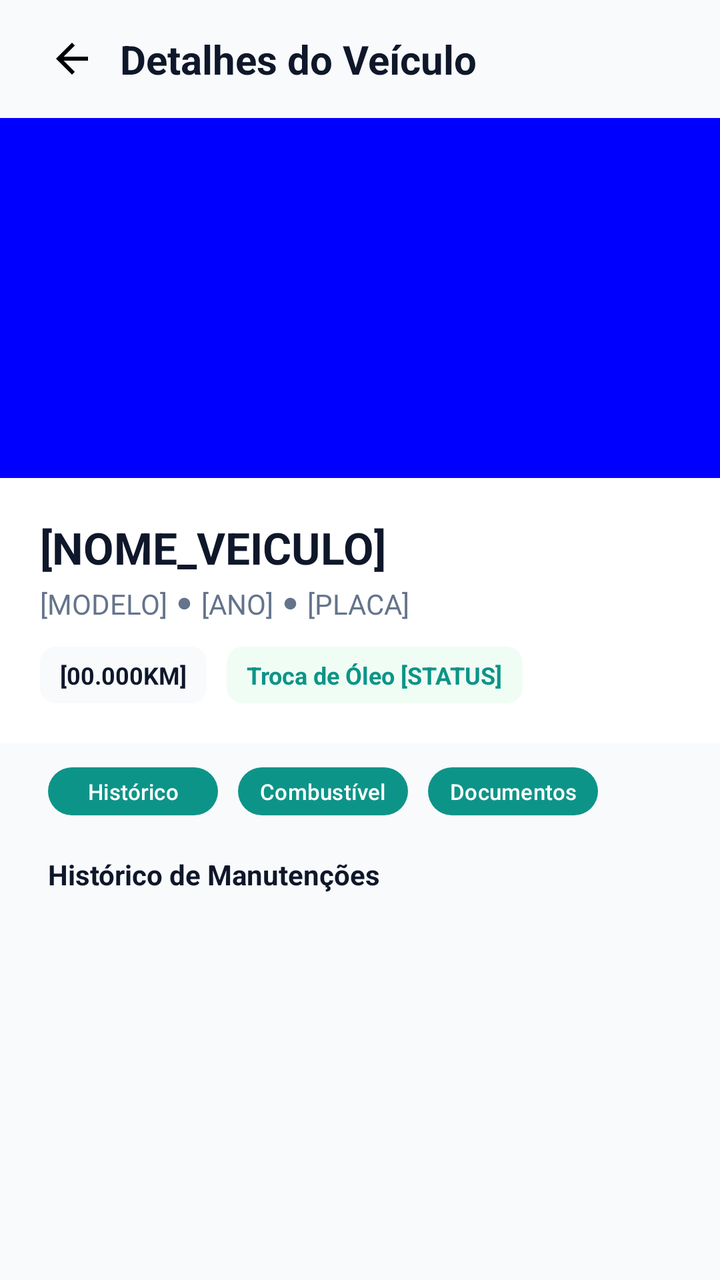
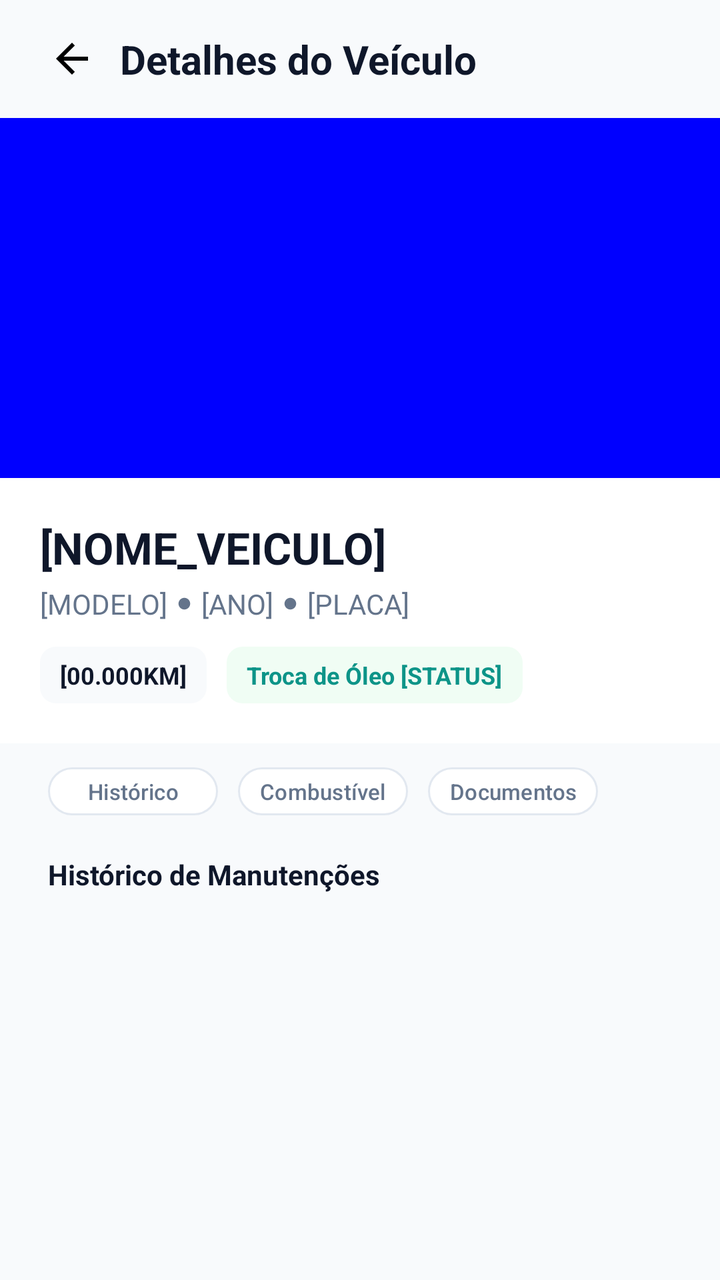

Before-and-after screenshots of an Android layout around one commit, followed by the original layout XML and the change that was made.
<!-- AndroidManifest.xml: application theme Theme.Virabraking -->
<!-- res/layout/activity_detalhes_veiculo.xml -->
<?xml version="1.0" encoding="utf-8"?>
<androidx.constraintlayout.widget.ConstraintLayout xmlns:android="http://schemas.android.com/apk/res/android"
    xmlns:app="http://schemas.android.com/apk/res-auto"
    xmlns:tools="http://schemas.android.com/tools"
    android:layout_width="match_parent"
    android:layout_height="match_parent"
    android:background="#f8fafc"
    tools:context=".DetalhesVeiculo">

    <LinearLayout
        android:layout_width="match_parent"
        android:layout_height="match_parent"
        android:orientation="vertical">

        <LinearLayout
            android:layout_width="match_parent"
            android:layout_height="wrap_content"
            android:gravity="center_vertical"
            android:paddingVertical="16dp"
            android:paddingHorizontal="24dp">

            <ImageButton
                android:id="@+id/iBtnVoltar"
                android:layout_width="wrap_content"
                android:layout_height="wrap_content"
                android:src="@drawable/vetor_seta_voltar"
                android:background="#f8fafc"
                android:layout_marginRight="12dp"
                android:padding="0dp" />

            <TextView
                android:layout_width="match_parent"
                android:layout_height="wrap_content"
                android:text="Detalhes do Veículo"
                android:textStyle="bold"
                android:textColor="#0F172A"
                android:textSize="20sp" />
        </LinearLayout>

        <ImageView
            android:layout_width="match_parent"
            android:layout_height="180dp"
            android:background="#0000ff" />

        <LinearLayout
            android:layout_width="match_parent"
            android:layout_height="wrap_content"
            android:background="#ffffff"
            android:padding="20dp">

            <LinearLayout
                android:layout_width="match_parent"
                android:layout_height="wrap_content"
                android:orientation="vertical">

                <TextView
                    android:layout_width="match_parent"
                    android:layout_height="wrap_content"
                    android:text="[NOME_VEICULO]"
                    android:textSize="22sp"
                    android:textStyle="bold"
                    android:textColor="#0F172A"/>

                <LinearLayout
                    android:layout_width="match_parent"
                    android:layout_height="wrap_content"
                    android:gravity="center_vertical"
                    android:layout_marginTop="4dp"
                    android:layout_marginBottom="12dp">

                    <TextView
                        android:layout_width="wrap_content"
                        android:layout_height="wrap_content"
                        android:textColor="#64748b"
                        android:text="[MODELO]" />

                    <ImageView
                        android:layout_width="wrap_content"
                        android:layout_height="wrap_content"
                        android:layout_marginHorizontal="5dp"
                        android:src="@drawable/vetor_circulo_divisor" />

                    <TextView
                        android:layout_width="wrap_content"
                        android:layout_height="wrap_content"
                        android:textColor="#64748b"
                        android:text="[ANO]" />

                    <ImageView
                        android:layout_width="wrap_content"
                        android:layout_height="wrap_content"
                        android:layout_marginHorizontal="5dp"
                        android:src="@drawable/vetor_circulo_divisor" />

                    <TextView
                        android:layout_width="wrap_content"
                        android:layout_height="wrap_content"
                        android:textColor="#64748b"
                        android:text="[PLACA]" />
                </LinearLayout>

                <LinearLayout
                    android:layout_width="match_parent"
                    android:layout_height="wrap_content"
                    android:divider="@drawable/gap"
                    android:showDividers="middle">

                    <TextView
                        android:layout_width="wrap_content"
                        android:layout_height="wrap_content"
                        android:textSize="12sp"
                        android:textStyle="bold"
                        android:textColor="#0F172A"
                        android:text="[00.000KM]"
                        android:paddingHorizontal="10dp"
                        android:paddingVertical="6dp"
                        android:background="@drawable/bg_cinza_claro_arredondado" />

                    <TextView
                        android:layout_width="wrap_content"
                        android:layout_height="wrap_content"
                        android:textSize="12sp"
                        android:textStyle="bold"
                        android:textColor="#0d9488"
                        android:text="Troca de Óleo [STATUS]"
                        android:paddingHorizontal="10dp"
                        android:paddingVertical="6dp"
                        android:background="@drawable/bg_verde_claro_arredondado" />
                </LinearLayout>
            </LinearLayout>
        </LinearLayout>

        <LinearLayout
            android:layout_width="match_parent"
            android:layout_height="wrap_content"
            android:paddingHorizontal="24dp"
            android:divider="@drawable/gap"
            android:showDividers="middle"
            android:paddingVertical="8dp">

            <Button
                android:layout_width="85dp"
                android:layout_height="32dp"
                android:textSize="11sp"
                android:padding="0dp"
                android:textColor="#ffffff"
                android:text="Histórico" />

            <Button
                android:layout_width="85dp"
                android:layout_height="32dp"
                android:textSize="11sp"
                android:padding="0dp"
                android:textColor="#ffffff"
                android:text="Combustível" />

            <Button
                android:layout_width="85dp"
                android:layout_height="32dp"
                android:textSize="11sp"
                android:padding="0dp"
                android:textColor="#ffffff"
                android:text="Documentos" />
        </LinearLayout>

        <LinearLayout
            android:layout_width="match_parent"
            android:layout_height="wrap_content"
            android:paddingHorizontal="24dp"
            android:paddingVertical="8dp">

            <TextView
                android:layout_width="match_parent"
                android:layout_height="wrap_content"
                android:text="Histórico de Manutenções"
                android:textColor="#0F172A"
                android:textStyle="bold" />
        </LinearLayout>
    </LinearLayout>
</androidx.constraintlayout.widget.ConstraintLayout>
<!-- resources referenced by this layout -->
<resources>
  <!-- drawable bg_cinza_claro_arredondado (drawable) -->
  <?xml version="1.0" encoding="utf-8"?>
  <shape xmlns:android="http://schemas.android.com/apk/res/android"
      android:shape="rectangle">
  
      <solid android:color="#f8fafc" />
  
      <corners android:radius="8dp" />
  
  </shape>
  <!-- drawable bg_verde_claro_arredondado (drawable) -->
  <?xml version="1.0" encoding="utf-8"?>
  <shape xmlns:android="http://schemas.android.com/apk/res/android"
      android:shape="rectangle">
  
      <solid android:color="#f0fdf4" />
  
      <corners android:radius="8dp" />
  
  </shape>
  <!-- drawable gap (drawable) -->
  <?xml version="1.0" encoding="utf-8"?>
  <shape xmlns:android="http://schemas.android.com/apk/res/android">
      <size android:height="10dp" android:width="10dp" />
      <solid android:color="@android:color/transparent" />
  </shape>
  <!-- drawable vetor_circulo_divisor (drawable) -->
  <vector android:height="7dp" android:tint="#64748B"
      android:viewportHeight="24" android:viewportWidth="24"
      android:width="7dp" xmlns:android="http://schemas.android.com/apk/res/android">
      <path android:fillColor="@android:color/white" android:pathData="M12,2C6.47,2 2,6.47 2,12s4.47,10 10,10 10,-4.47 10,-10S17.53,2 12,2z"/>
  </vector>
  <!-- drawable vetor_seta_voltar (drawable) -->
  <vector android:autoMirrored="true" android:height="24dp"
      android:tint="#000000" android:viewportHeight="24"
      android:viewportWidth="24" android:width="24dp" xmlns:android="http://schemas.android.com/apk/res/android">
      <path android:fillColor="@android:color/white" android:pathData="M20,11H7.83l5.59,-5.59L12,4l-8,8 8,8 1.41,-1.41L7.83,13H20v-2z"/>
  </vector>
  <style name="Theme.Virabraking" parent="Base.Theme.Virabraking" />
  <style name="Base.Theme.Virabraking" parent="Theme.Material3.DayNight.NoActionBar">
          
          <item name="colorPrimary">#0d9488</item>
      </style>
</resources>

<!-- the commit's change to res/layout/activity_detalhes_veiculo.xml (unified diff, before → after) -->
@@ -138,29 +138,41 @@
             android:showDividers="middle"
             android:paddingVertical="8dp">
 
-            <Button
+            <com.google.android.material.button.MaterialButton
+                android:id="@+id/btnHistorico"
                 android:layout_width="85dp"
                 android:layout_height="32dp"
                 android:textSize="11sp"
                 android:padding="0dp"
-                android:textColor="#ffffff"
-                android:text="Histórico" />
+                android:textColor="#64748b"
+                android:text="Histórico"
+                app:backgroundTint="#FFFFFF"
+                app:strokeColor="#e2e8f0"
+                app:strokeWidth="1dp" />
 
-            <Button
+            <com.google.android.material.button.MaterialButton
+                android:id="@+id/btnCombustivel"
                 android:layout_width="85dp"
                 android:layout_height="32dp"
                 android:textSize="11sp"
                 android:padding="0dp"
-                android:textColor="#ffffff"
-                android:text="Combustível" />
+                android:textColor="#64748b"
+                android:text="Combustível"
+                app:backgroundTint="#FFFFFF"
+                app:strokeColor="#e2e8f0"
+                app:strokeWidth="1dp" />
 
-            <Button
+            <com.google.android.material.button.MaterialButton
+                android:id="@+id/btnDocumentos"
                 android:layout_width="85dp"
                 android:layout_height="32dp"
                 android:textSize="11sp"
                 android:padding="0dp"
-                android:textColor="#ffffff"
-                android:text="Documentos" />
+                android:textColor="#64748b"
+                android:text="Documentos"
+                app:backgroundTint="#FFFFFF"
+                app:strokeColor="#e2e8f0"
+                app:strokeWidth="1dp" />
         </LinearLayout>
 
         <LinearLayout
